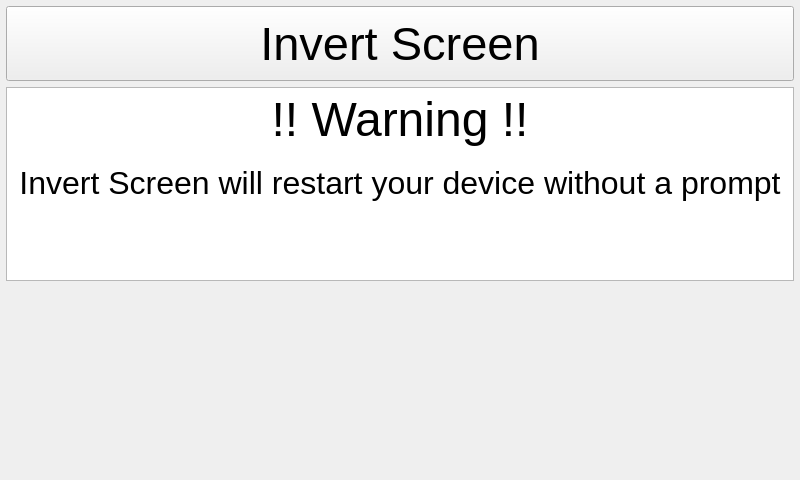
Qt form ui/GuiSettingsWidget.ui (twells46/botui) before a commit.
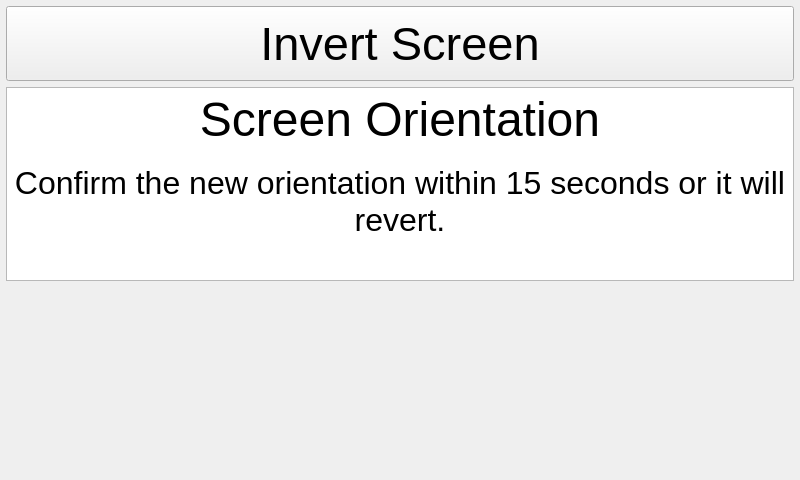
The same form after that commit.

Commit message: Screen inversion

The edit to the form file:
```diff
--- a/ui/GuiSettingsWidget.ui
+++ b/ui/GuiSettingsWidget.ui
@@ -45,9 +45,9 @@
 &lt;html&gt;&lt;head&gt;&lt;meta name=&quot;qrichtext&quot; content=&quot;1&quot; /&gt;&lt;style type=&quot;text/css&quot;&gt;
 p, li { white-space: pre-wrap; }
 &lt;/style&gt;&lt;/head&gt;&lt;body style=&quot; font-family:'Ubuntu'; font-size:11pt; font-weight:400; font-style:normal;&quot;&gt;
-&lt;p align=&quot;center&quot; style=&quot; margin-top:0px; margin-bottom:0px; margin-left:0px; margin-right:0px; -qt-block-indent:0; text-indent:0px;&quot;&gt;&lt;span style=&quot; font-size:36pt;&quot;&gt;!! Warning !!&lt;/span&gt;&lt;/p&gt;
+&lt;p align=&quot;center&quot; style=&quot; margin-top:0px; margin-bottom:0px; margin-left:0px; margin-right:0px; -qt-block-indent:0; text-indent:0px;&quot;&gt;&lt;span style=&quot; font-size:36pt;&quot;&gt;Screen Orientation&lt;/span&gt;&lt;/p&gt;
 &lt;p align=&quot;center&quot; style=&quot;-qt-paragraph-type:empty; margin-top:0px; margin-bottom:0px; margin-left:0px; margin-right:0px; -qt-block-indent:0; text-indent:0px;&quot;&gt;&lt;br /&gt;&lt;/p&gt;
-&lt;p align=&quot;center&quot; style=&quot; margin-top:0px; margin-bottom:0px; margin-left:0px; margin-right:0px; -qt-block-indent:0; text-indent:0px;&quot;&gt;&lt;span style=&quot; font-size:24pt;&quot;&gt;Invert Screen will restart your device without a prompt&lt;/span&gt;&lt;/p&gt;&lt;/body&gt;&lt;/html&gt;</string>
+&lt;p align=&quot;center&quot; style=&quot; margin-top:0px; margin-bottom:0px; margin-left:0px; margin-right:0px; -qt-block-indent:0; text-indent:0px;&quot;&gt;&lt;span style=&quot; font-size:24pt;&quot;&gt;Confirm the new orientation within 15 seconds or it will revert.&lt;/span&gt;&lt;/p&gt;&lt;/body&gt;&lt;/html&gt;</string>
      </property>
     </widget>
    </item>
```
The commit also changes 14 other files.
